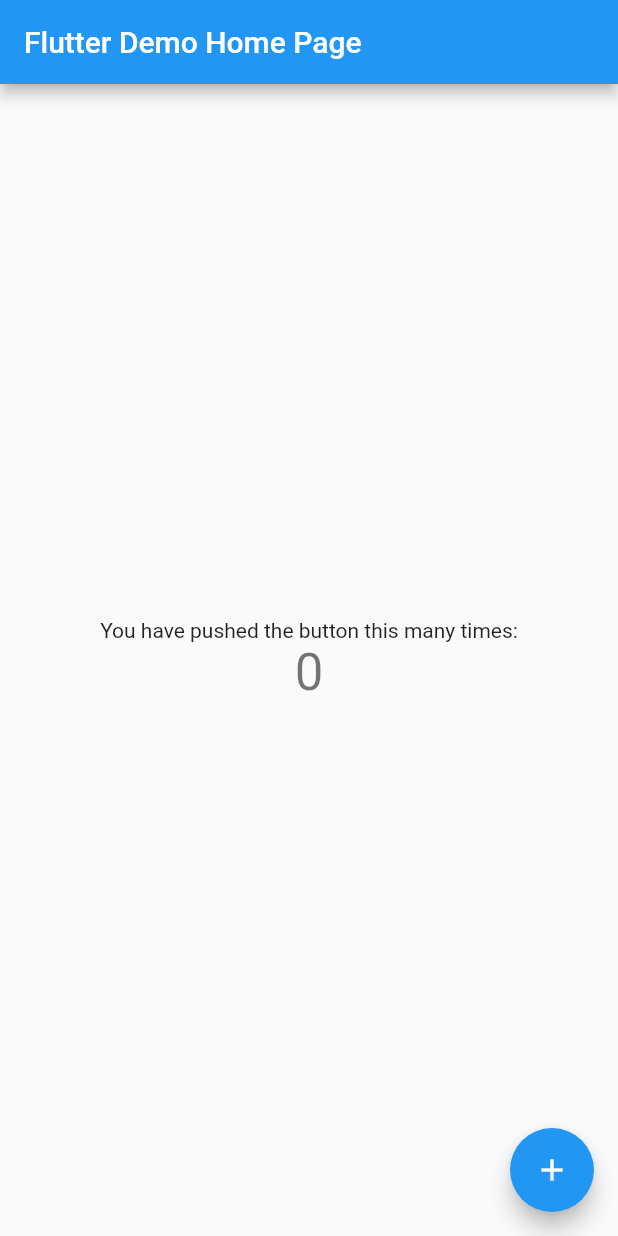
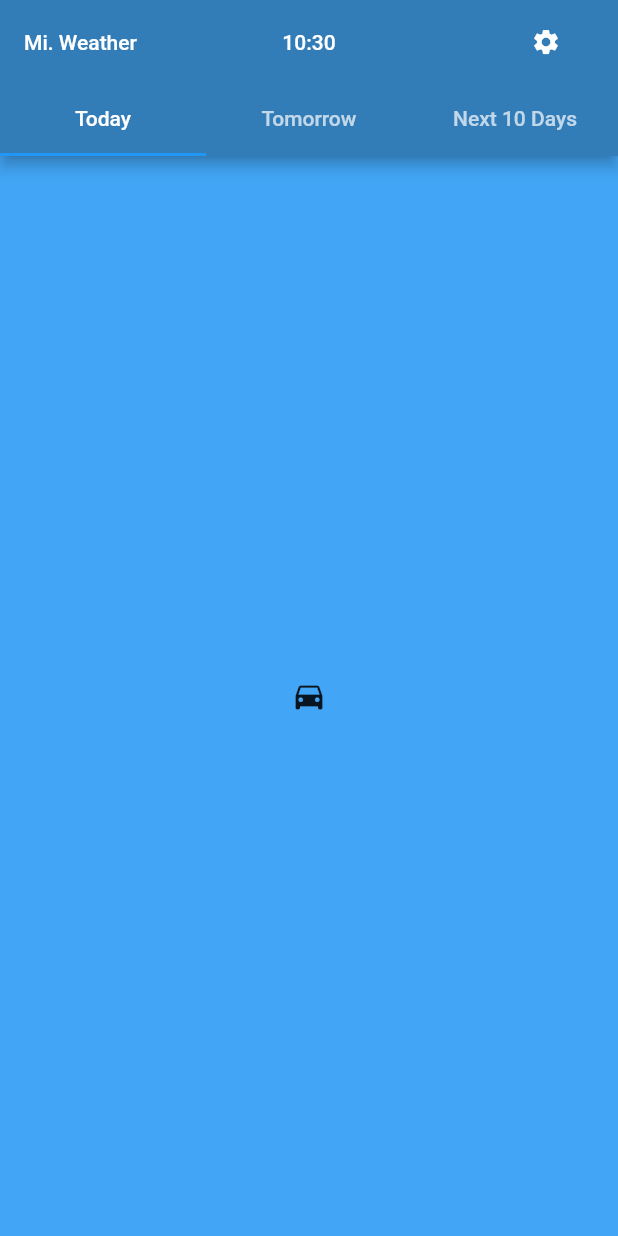
Before and after one commit to SolomonRosemite/Flutter-Minimal-Weather, a Flutter app: the screen it shows after launch, on a phone screen of 412 x 824 dp. Run offline on Flutter 3.47's test engine with Material 2 defaults, Android fonts, the phone set to English and light mode, and no system bars.

Commit message:
⚒️UI Improvements

```diff
--- a/minimalweather/lib/main.dart
+++ b/minimalweather/lib/main.dart
@@ -1,113 +1,65 @@
 import 'package:flutter/material.dart';
+import 'package:minimalweather/views/HomeView.dart';
 
 void main() {
   runApp(MyApp());
 }
 
 class MyApp extends StatelessWidget {
-  // This widget is the root of your application.
   @override
   Widget build(BuildContext context) {
     return MaterialApp(
-      title: 'Flutter Demo',
+      title: 'Minimal Weather',
       theme: ThemeData(
-        // This is the theme of your application.
-        //
-        // Try running your application with "flutter run". You'll see the
-        // application has a blue toolbar. Then, without quitting the app, try
-        // changing the primarySwatch below to Colors.green and then invoke
-        // "hot reload" (press "r" in the console where you ran "flutter run",
-        // or simply save your changes to "hot reload" in a Flutter IDE).
-        // Notice that the counter didn't reset back to zero; the application
-        // is not restarted.
         primarySwatch: Colors.blue,
       ),
-      home: MyHomePage(title: 'Flutter Demo Home Page'),
+      home: HomeView(),
     );
   }
 }
 
-class MyHomePage extends StatefulWidget {
-  MyHomePage({Key key, this.title}) : super(key: key);
+// class MyHomePage extends StatefulWidget {
+//   MyHomePage({Key key, this.title}) : super(key: key);
+//   final String title;
 
-  // This widget is the home page of your application. It is stateful, meaning
-  // that it has a State object (defined below) that contains fields that affect
-  // how it looks.
+//   @override
+//   _MyHomePageState createState() => _MyHomePageState();
+// }
 
-  // This class is the configuration for the state. It holds the values (in this
-  // case the title) provided by the parent (in this case the App widget) and
-  // used by the build method of the State. Fields in a Widget subclass are
-  // always marked "final".
+// class _MyHomePageState extends State<MyHomePage> {
+//   int _counter = 0;
 
-  final String title;
+//   void _incrementCounter() {
+//     setState(() {
+//       _counter++;
+//     });
+//   }
 
-  @override
-  _MyHomePageState createState() => _MyHomePageState();
-}
-
-class _MyHomePageState extends State<MyHomePage> {
-  int _counter = 0;
-
-  void _incrementCounter() {
-    setState(() {
-      // This call to setState tells the Flutter framework that something has
-      // changed in this State, which causes it to rerun the build method below
-      // so that the display can reflect the updated values. If we changed
-      // _counter without calling setState(), then the build method would not be
-      // called again, and so nothing would appear to happen.
-      _counter++;
-    });
-  }
-
-  @override
-  Widget build(BuildContext context) {
-    // This method is rerun every time setState is called, for instance as done
-    // by the _incrementCounter method above.
-    //
-    // The Flutter framework has been optimized to make rerunning build methods
-    // fast, so that you can just rebuild anything that needs updating rather
-    // than having to individually change instances of widgets.
-    return Scaffold(
-      appBar: AppBar(
-        // Here we take the value from the MyHomePage object that was created by
-        // the App.build method, and use it to set our appbar title.
-        title: Text(widget.title),
-      ),
-      body: Center(
-        // Center is a layout widget. It takes a single child and positions it
-        // in the middle of the parent.
-        child: Column(
-          // Column is also a layout widget. It takes a list of children and
-          // arranges them vertically. By default, it sizes itself to fit its
-          // children horizontally, and tries to be as tall as its parent.
-          //
-          // Invoke "debug painting" (press "p" in the console, choose the
-          // "Toggle Debug Paint" action from the Flutter Inspector in Android
-          // Studio, or the "Toggle Debug Paint" command in Visual Studio Code)
-          // to see the wireframe for each widget.
-          //
-          // Column has various properties to control how it sizes itself and
-          // how it positions its children. Here we use mainAxisAlignment to
-          // center the children vertically; the main axis here is the vertical
-          // axis because Columns are vertical (the cross axis would be
-          // horizontal).
-          mainAxisAlignment: MainAxisAlignment.center,
-          children: <Widget>[
-            Text(
-              'You have pushed the button this many times:',
-            ),
-            Text(
-              '$_counter',
-              style: Theme.of(context).textTheme.headline4,
-            ),
-          ],
-        ),
-      ),
-      floatingActionButton: FloatingActionButton(
-        onPressed: _incrementCounter,
-        tooltip: 'Increment',
-        child: Icon(Icons.add),
-      ), // This trailing comma makes auto-formatting nicer for build methods.
-    );
-  }
-}
+//   @override
+//   Widget build(BuildContext context) {
+//     return Scaffold(
+//       appBar: AppBar(
+//         title: Text(widget.title),
+//       ),
+//       body: Center(
+//         child: Column(
+//           mainAxisAlignment: MainAxisAlignment.center,
+//           children: <Widget>[
+//             Text(
+//               'You have pushed the button this many times:',
+//             ),
+//             Text(
+//               '$_counter',
+//               style: Theme.of(context).textTheme.headline4,
+//             ),
+//           ],
+//         ),
+//       ),
+//       floatingActionButton: FloatingActionButton(
+//         onPressed: _incrementCounter,
+//         tooltip: 'Increment',
+//         child: Icon(Icons.add),
+//       ),
+//     );
+//   }
+// }
--- /dev/null
+++ b/minimalweather/lib/models/WeatherInfo.dart
@@ -0,0 +1 @@
+class WeatherInfo {}
--- /dev/null
+++ b/minimalweather/lib/tabs/TodayTab.dart
@@ -0,0 +1,16 @@
+import 'package:flutter/material.dart';
+import 'package:minimalweather/models/WeatherInfo.dart';
+
+class TodayTab extends StatelessWidget {
+  TodayTab(this.weatherInfo, this.backgroundColor);
+  final WeatherInfo weatherInfo;
+  final Color backgroundColor;
+
+  @override
+  Widget build(BuildContext context) {
+    return Container(
+      color: backgroundColor,
+      child: Icon(Icons.directions_car),
+    );
+  }
+}
--- /dev/null
+++ b/minimalweather/lib/views/HomeView.dart
@@ -0,0 +1,129 @@
+import 'dart:async';
+
+import 'package:flutter/material.dart';
+import 'package:intl/intl.dart';
+import 'package:minimalweather/models/WeatherInfo.dart';
+import 'package:minimalweather/tabs/NextTenDaysTab.dart';
+import 'package:minimalweather/tabs/TodayTab.dart';
+import 'package:minimalweather/tabs/TomorrowTab.dart';
+
+class HomeView extends StatefulWidget {
+  @override
+  _HomeViewState createState() => _HomeViewState();
+}
+
+class _HomeViewState extends State<HomeView> {
+  static const duration = const Duration(seconds: 1);
+  final Color backgroundColor = Colors.blue[400];
+  Color navBarColor;
+  Timer timer;
+
+  final timeFormat = new DateFormat('hh:mm');
+  String time = "";
+
+  List<WeatherInfo> weatherInfos;
+
+  @override
+  void initState() {
+    super.initState();
+
+    prepareData();
+    setNavBarColor();
+
+    time = timeFormat.format(new DateTime.now());
+    if (timer == null)
+      timer = Timer.periodic(duration, (Timer t) {
+        handleTick();
+      });
+  }
+
+  void prepareData() {
+    // TODO: Fetch data here.
+    weatherInfos = [];
+
+    for (var i = 0; i < 10; i++) {
+      weatherInfos.add(WeatherInfo());
+    }
+  }
+
+  void setNavBarColor() {
+    final p = 75;
+
+    final red = ((backgroundColor.red * p) / 100);
+    final green = (backgroundColor.green * p) / 100;
+    final blue = (backgroundColor.blue * p) / 100;
+
+    navBarColor = Color.fromARGB(
+      255,
+      red.round(),
+      green.round(),
+      blue.round(),
+    );
+  }
+
+  void handleTick() {
+    setState(() {
+      time = timeFormat.format(new DateTime.now());
+    });
+  }
+
+  Widget build(BuildContext context) {
+    return DefaultTabController(
+      length: 3,
+      child: Scaffold(
+        appBar: AppBar(
+          backgroundColor: navBarColor,
+          automaticallyImplyLeading: false,
+          title: Row(
+            children: [
+              Expanded(
+                child: Text('Mi. Weather', style: TextStyle(fontSize: 14)),
+              ),
+              Center(
+                child: Text(time, style: TextStyle(fontSize: 14)),
+              ),
+              Expanded(
+                child: Align(
+                  alignment: Alignment.centerRight,
+                  child: Container(
+                    child: TextButton(
+                      onPressed: () {},
+                      child: Icon(
+                        Icons.settings,
+                        color: Colors.white,
+                        size: 20,
+                      ),
+                    ),
+                  ),
+                ),
+              ),
+            ],
+          ),
+          bottom: TabBar(
+            tabs: [
+              Tab(child: Text("Today")),
+              Tab(child: Text("Tomorrow")),
+              Tab(child: Text("Next 10 Days")),
+            ],
+          ),
+        ),
+        body: TabBarView(
+          children: [
+            TodayTab(weatherInfos.first, backgroundColor),
+            TomorrowTab(weatherInfos[1], backgroundColor),
+            NextTenDaysTab(weatherInfos, backgroundColor),
+          ],
+        ),
+        // bottomNavigationBar: TabBar(
+        //   labelColor: Colors.red,
+        //   overlayColor: MaterialStateProperty.all(Colors.blue),
+        //   tabs: [
+        //     Tab(child: Text("Today")),
+        //     Tab(child: Text("Tomorrow")),
+        //     Tab(child: Text("Next 10 Days")),
+        //   ],
+        // ),
+      ),
+    );
+  }
+}
```
Also changed, not shown: minimalweather/lib/tabs/NextTenDaysTab.dart (added, +15 -0 lines), minimalweather/lib/tabs/TomorrowTab.dart (added, +21 -0 lines), minimalweather/pubspec.yaml (+7 -55 lines), minimalweather/assets/fonts/artill.otf (added), minimalweather/pubspec.lock.
